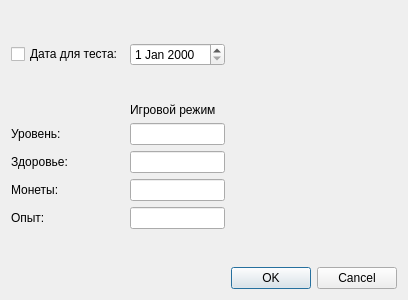
nevskyforever/nfprogress, file UI template/developer_mode.ui: the form before one commit.
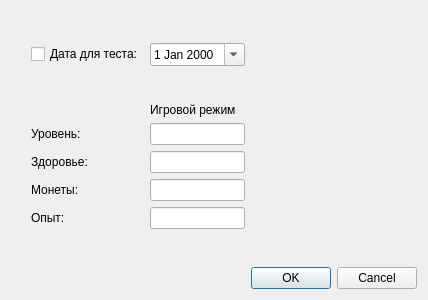
The form after the commit.

Commit message: Добавлен выпадающий календарь для тестовой даты в режиме разработчика.

Patch:
```diff
--- a/UI template/developer_mode.ui
+++ b/UI template/developer_mode.ui
@@ -6,7 +6,7 @@
    <rect>
     <x>0</x>
     <y>0</y>
-    <width>400</width>
+    <width>428</width>
     <height>300</height>
    </rect>
   </property>
@@ -33,7 +33,11 @@
     </widget>
    </item>
    <item row="1" column="2">
-    <widget class="QDateEdit" name="test_date"/>
+    <widget class="QDateEdit" name="test_date">
+     <property name="calendarPopup">
+      <bool>true</bool>
+     </property>
+    </widget>
    </item>
    <item row="10" column="2">
     <spacer name="verticalSpacer">
```
The commit also changes 1 other file.
